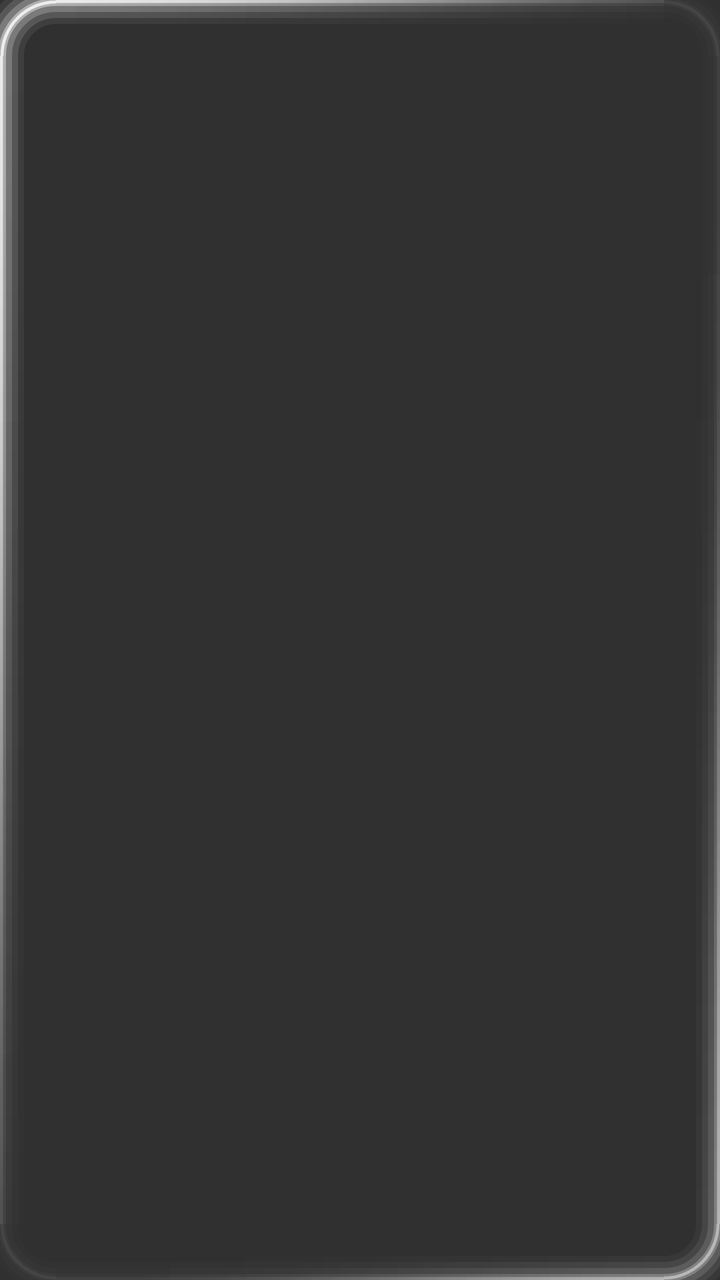
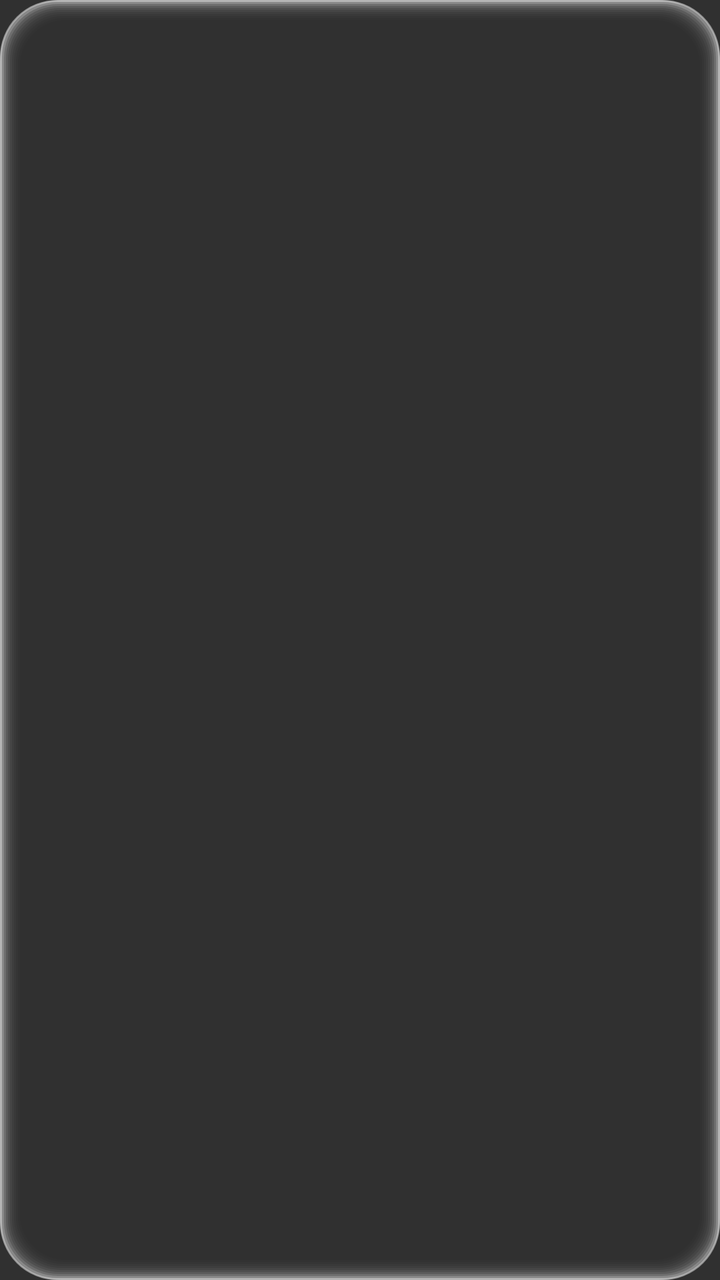

The first picture is an Android layout as it rendered before a commit; the second is the same layout after the commit. The layout source and the unified diff follow.
<!-- AndroidManifest.xml: application theme AppTheme -->
<!-- res/layout/neon_light_animation.xml -->
<ViewFlipper xmlns:android="http://schemas.android.com/apk/res/android" android:id="@+id/neon_light_flipper" android:layout_width="match_parent" android:layout_height="match_parent" android:autoStart="true" android:flipInterval="85" android:measureAllChildren="false" android:importantForAccessibility="no"><ImageView android:id="@+id/neon_light_0" android:layout_width="match_parent" android:layout_height="match_parent" android:src="@drawable/neon_light_frame_0" android:scaleType="fitXY" android:importantForAccessibility="no"/>
<ImageView android:id="@+id/neon_light_1" android:layout_width="match_parent" android:layout_height="match_parent" android:src="@drawable/neon_light_frame_1" android:scaleType="fitXY" android:importantForAccessibility="no"/>
<ImageView android:id="@+id/neon_light_2" android:layout_width="match_parent" android:layout_height="match_parent" android:src="@drawable/neon_light_frame_2" android:scaleType="fitXY" android:importantForAccessibility="no"/>
<ImageView android:id="@+id/neon_light_3" android:layout_width="match_parent" android:layout_height="match_parent" android:src="@drawable/neon_light_frame_3" android:scaleType="fitXY" android:importantForAccessibility="no"/>
<ImageView android:id="@+id/neon_light_4" android:layout_width="match_parent" android:layout_height="match_parent" android:src="@drawable/neon_light_frame_4" android:scaleType="fitXY" android:importantForAccessibility="no"/>
<ImageView android:id="@+id/neon_light_5" android:layout_width="match_parent" android:layout_height="match_parent" android:src="@drawable/neon_light_frame_5" android:scaleType="fitXY" android:importantForAccessibility="no"/>
<ImageView android:id="@+id/neon_light_6" android:layout_width="match_parent" android:layout_height="match_parent" android:src="@drawable/neon_light_frame_6" android:scaleType="fitXY" android:importantForAccessibility="no"/>
<ImageView android:id="@+id/neon_light_7" android:layout_width="match_parent" android:layout_height="match_parent" android:src="@drawable/neon_light_frame_7" android:scaleType="fitXY" android:importantForAccessibility="no"/>
<ImageView android:id="@+id/neon_light_8" android:layout_width="match_parent" android:layout_height="match_parent" android:src="@drawable/neon_light_frame_8" android:scaleType="fitXY" android:importantForAccessibility="no"/>
<ImageView android:id="@+id/neon_light_9" android:layout_width="match_parent" android:layout_height="match_parent" android:src="@drawable/neon_light_frame_9" android:scaleType="fitXY" android:importantForAccessibility="no"/>
<ImageView android:id="@+id/neon_light_10" android:layout_width="match_parent" android:layout_height="match_parent" android:src="@drawable/neon_light_frame_10" android:scaleType="fitXY" android:importantForAccessibility="no"/>
<ImageView android:id="@+id/neon_light_11" android:layout_width="match_parent" android:layout_height="match_parent" android:src="@drawable/neon_light_frame_11" android:scaleType="fitXY" android:importantForAccessibility="no"/>
<ImageView android:id="@+id/neon_light_12" android:layout_width="match_parent" android:layout_height="match_parent" android:src="@drawable/neon_light_frame_12" android:scaleType="fitXY" android:importantForAccessibility="no"/>
<ImageView android:id="@+id/neon_light_13" android:layout_width="match_parent" android:layout_height="match_parent" android:src="@drawable/neon_light_frame_13" android:scaleType="fitXY" android:importantForAccessibility="no"/>
<ImageView android:id="@+id/neon_light_14" android:layout_width="match_parent" android:layout_height="match_parent" android:src="@drawable/neon_light_frame_14" android:scaleType="fitXY" android:importantForAccessibility="no"/>
<ImageView android:id="@+id/neon_light_15" android:layout_width="match_parent" android:layout_height="match_parent" android:src="@drawable/neon_light_frame_15" android:scaleType="fitXY" android:importantForAccessibility="no"/>
<ImageView android:id="@+id/neon_light_16" android:layout_width="match_parent" android:layout_height="match_parent" android:src="@drawable/neon_light_frame_16" android:scaleType="fitXY" android:importantForAccessibility="no"/>
<ImageView android:id="@+id/neon_light_17" android:layout_width="match_parent" android:layout_height="match_parent" android:src="@drawable/neon_light_frame_17" android:scaleType="fitXY" android:importantForAccessibility="no"/>
<ImageView android:id="@+id/neon_light_18" android:layout_width="match_parent" android:layout_height="match_parent" android:src="@drawable/neon_light_frame_18" android:scaleType="fitXY" android:importantForAccessibility="no"/>
<ImageView android:id="@+id/neon_light_19" android:layout_width="match_parent" android:layout_height="match_parent" android:src="@drawable/neon_light_frame_19" android:scaleType="fitXY" android:importantForAccessibility="no"/>
<ImageView android:id="@+id/neon_light_20" android:layout_width="match_parent" android:layout_height="match_parent" android:src="@drawable/neon_light_frame_20" android:scaleType="fitXY" android:importantForAccessibility="no"/>
<ImageView android:id="@+id/neon_light_21" android:layout_width="match_parent" android:layout_height="match_parent" android:src="@drawable/neon_light_frame_21" android:scaleType="fitXY" android:importantForAccessibility="no"/>
<ImageView android:id="@+id/neon_light_22" android:layout_width="match_parent" android:layout_height="match_parent" android:src="@drawable/neon_light_frame_22" android:scaleType="fitXY" android:importantForAccessibility="no"/>
<ImageView android:id="@+id/neon_light_23" android:layout_width="match_parent" android:layout_height="match_parent" android:src="@drawable/neon_light_frame_23" android:scaleType="fitXY" android:importantForAccessibility="no"/>
<ImageView android:id="@+id/neon_light_24" android:layout_width="match_parent" android:layout_height="match_parent" android:src="@drawable/neon_light_frame_24" android:scaleType="fitXY" android:importantForAccessibility="no"/>
<ImageView android:id="@+id/neon_light_25" android:layout_width="match_parent" android:layout_height="match_parent" android:src="@drawable/neon_light_frame_25" android:scaleType="fitXY" android:importantForAccessibility="no"/>
<ImageView android:id="@+id/neon_light_26" android:layout_width="match_parent" android:layout_height="match_parent" android:src="@drawable/neon_light_frame_26" android:scaleType="fitXY" android:importantForAccessibility="no"/>
<ImageView android:id="@+id/neon_light_27" android:layout_width="match_parent" android:layout_height="match_parent" android:src="@drawable/neon_light_frame_27" android:scaleType="fitXY" android:importantForAccessibility="no"/>
<ImageView android:id="@+id/neon_light_28" android:layout_width="match_parent" android:layout_height="match_parent" android:src="@drawable/neon_light_frame_28" android:scaleType="fitXY" android:importantForAccessibility="no"/>
<ImageView android:id="@+id/neon_light_29" android:layout_width="match_parent" android:layout_height="match_parent" android:src="@drawable/neon_light_frame_29" android:scaleType="fitXY" android:importantForAccessibility="no"/>
<ImageView android:id="@+id/neon_light_30" android:layout_width="match_parent" android:layout_height="match_parent" android:src="@drawable/neon_light_frame_30" android:scaleType="fitXY" android:importantForAccessibility="no"/>
<ImageView android:id="@+id/neon_light_31" android:layout_width="match_parent" android:layout_height="match_parent" android:src="@drawable/neon_light_frame_31" android:scaleType="fitXY" android:importantForAccessibility="no"/>
<ImageView android:id="@+id/neon_light_32" android:layout_width="match_parent" android:layout_height="match_parent" android:src="@drawable/neon_light_frame_32" android:scaleType="fitXY" android:importantForAccessibility="no"/>
<ImageView android:id="@+id/neon_light_33" android:layout_width="match_parent" android:layout_height="match_parent" android:src="@drawable/neon_light_frame_33" android:scaleType="fitXY" android:importantForAccessibility="no"/>
<ImageView android:id="@+id/neon_light_34" android:layout_width="match_parent" android:layout_height="match_parent" android:src="@drawable/neon_light_frame_34" android:scaleType="fitXY" android:importantForAccessibility="no"/>
<ImageView android:id="@+id/neon_light_35" android:layout_width="match_parent" android:layout_height="match_parent" android:src="@drawable/neon_light_frame_35" android:scaleType="fitXY" android:importantForAccessibility="no"/></ViewFlipper>
<!-- resources referenced by this layout -->
<resources>
  <!-- drawable neon_light_frame_0: vector/xml drawable (drawable, 19386 chars, omitted) -->
  <!-- drawable neon_light_frame_1: vector/xml drawable (drawable, 19386 chars, omitted) -->
  <!-- drawable neon_light_frame_10: vector/xml drawable (drawable, 19386 chars, omitted) -->
  <!-- drawable neon_light_frame_11: vector/xml drawable (drawable, 19386 chars, omitted) -->
  <!-- drawable neon_light_frame_12: vector/xml drawable (drawable, 19386 chars, omitted) -->
  <!-- drawable neon_light_frame_13: vector/xml drawable (drawable, 19386 chars, omitted) -->
  <!-- drawable neon_light_frame_14: vector/xml drawable (drawable, 19386 chars, omitted) -->
  <!-- drawable neon_light_frame_15: vector/xml drawable (drawable, 19386 chars, omitted) -->
  <!-- drawable neon_light_frame_16: vector/xml drawable (drawable, 19386 chars, omitted) -->
  <!-- drawable neon_light_frame_17: vector/xml drawable (drawable, 19386 chars, omitted) -->
  <!-- drawable neon_light_frame_18: vector/xml drawable (drawable, 19386 chars, omitted) -->
  <!-- drawable neon_light_frame_19: vector/xml drawable (drawable, 19386 chars, omitted) -->
  <!-- drawable neon_light_frame_2: vector/xml drawable (drawable, 19386 chars, omitted) -->
  <!-- drawable neon_light_frame_20: vector/xml drawable (drawable, 19386 chars, omitted) -->
  <!-- drawable neon_light_frame_21: vector/xml drawable (drawable, 19386 chars, omitted) -->
  <!-- drawable neon_light_frame_22: vector/xml drawable (drawable, 19386 chars, omitted) -->
  <!-- drawable neon_light_frame_23: vector/xml drawable (drawable, 19386 chars, omitted) -->
  <!-- drawable neon_light_frame_24: vector/xml drawable (drawable, 19386 chars, omitted) -->
  <!-- drawable neon_light_frame_25: vector/xml drawable (drawable, 19386 chars, omitted) -->
  <!-- drawable neon_light_frame_26: vector/xml drawable (drawable, 19386 chars, omitted) -->
  <!-- drawable neon_light_frame_27: vector/xml drawable (drawable, 19386 chars, omitted) -->
  <!-- drawable neon_light_frame_28: vector/xml drawable (drawable, 19386 chars, omitted) -->
  <!-- drawable neon_light_frame_29: vector/xml drawable (drawable, 19386 chars, omitted) -->
  <!-- drawable neon_light_frame_3: vector/xml drawable (drawable, 19386 chars, omitted) -->
  <!-- drawable neon_light_frame_30: vector/xml drawable (drawable, 19386 chars, omitted) -->
  <!-- drawable neon_light_frame_31: vector/xml drawable (drawable, 19386 chars, omitted) -->
  <!-- drawable neon_light_frame_32: vector/xml drawable (drawable, 19386 chars, omitted) -->
  <!-- drawable neon_light_frame_33: vector/xml drawable (drawable, 19386 chars, omitted) -->
  <!-- drawable neon_light_frame_34: vector/xml drawable (drawable, 19386 chars, omitted) -->
  <!-- drawable neon_light_frame_35: vector/xml drawable (drawable, 19386 chars, omitted) -->
  <!-- drawable neon_light_frame_4: vector/xml drawable (drawable, 19386 chars, omitted) -->
  <!-- drawable neon_light_frame_5: vector/xml drawable (drawable, 19386 chars, omitted) -->
  <!-- drawable neon_light_frame_6: vector/xml drawable (drawable, 19386 chars, omitted) -->
  <!-- drawable neon_light_frame_7: vector/xml drawable (drawable, 19386 chars, omitted) -->
  <!-- drawable neon_light_frame_8: vector/xml drawable (drawable, 19386 chars, omitted) -->
  <!-- drawable neon_light_frame_9: vector/xml drawable (drawable, 19386 chars, omitted) -->
  <style name="AppTheme" parent="android:style/Theme.Material.NoActionBar">
          <item name="android:fontFamily">sans</item>
          <item name="android:colorAccent">#F6D2BD</item>
          <item name="android:statusBarColor">#161318</item>
          <item name="android:navigationBarColor">#161318</item>
          <item name="android:windowLightStatusBar">false</item>
      </style>
</resources>

<!-- the commit's change to res/layout/neon_light_animation.xml (unified diff, before → after) -->
@@ -1,4 +1,4 @@
-<ViewFlipper xmlns:android="http://schemas.android.com/apk/res/android" android:id="@+id/neon_light_flipper" android:layout_width="match_parent" android:layout_height="match_parent" android:autoStart="true" android:flipInterval="85" android:measureAllChildren="false" android:importantForAccessibility="no"><ImageView android:id="@+id/neon_light_0" android:layout_width="match_parent" android:layout_height="match_parent" android:src="@drawable/neon_light_frame_0" android:scaleType="fitXY" android:importantForAccessibility="no"/>
+<ViewFlipper xmlns:android="http://schemas.android.com/apk/res/android" android:id="@+id/neon_light_flipper" android:layout_width="match_parent" android:layout_height="match_parent" android:autoStart="true" android:flipInterval="120" android:measureAllChildren="false" android:importantForAccessibility="no"><ImageView android:id="@+id/neon_light_0" android:layout_width="match_parent" android:layout_height="match_parent" android:src="@drawable/neon_light_frame_0" android:scaleType="fitXY" android:importantForAccessibility="no"/>
 <ImageView android:id="@+id/neon_light_1" android:layout_width="match_parent" android:layout_height="match_parent" android:src="@drawable/neon_light_frame_1" android:scaleType="fitXY" android:importantForAccessibility="no"/>
 <ImageView android:id="@+id/neon_light_2" android:layout_width="match_parent" android:layout_height="match_parent" android:src="@drawable/neon_light_frame_2" android:scaleType="fitXY" android:importantForAccessibility="no"/>
 <ImageView android:id="@+id/neon_light_3" android:layout_width="match_parent" android:layout_height="match_parent" android:src="@drawable/neon_light_frame_3" android:scaleType="fitXY" android:importantForAccessibility="no"/>
@@ -15,22 +15,4 @@
 <ImageView android:id="@+id/neon_light_14" android:layout_width="match_parent" android:layout_height="match_parent" android:src="@drawable/neon_light_frame_14" android:scaleType="fitXY" android:importantForAccessibility="no"/>
 <ImageView android:id="@+id/neon_light_15" android:layout_width="match_parent" android:layout_height="match_parent" android:src="@drawable/neon_light_frame_15" android:scaleType="fitXY" android:importantForAccessibility="no"/>
 <ImageView android:id="@+id/neon_light_16" android:layout_width="match_parent" android:layout_height="match_parent" android:src="@drawable/neon_light_frame_16" android:scaleType="fitXY" android:importantForAccessibility="no"/>
-<ImageView android:id="@+id/neon_light_17" android:layout_width="match_parent" android:layout_height="match_parent" android:src="@drawable/neon_light_frame_17" android:scaleType="fitXY" android:importantForAccessibility="no"/>
-<ImageView android:id="@+id/neon_light_18" android:layout_width="match_parent" android:layout_height="match_parent" android:src="@drawable/neon_light_frame_18" android:scaleType="fitXY" android:importantForAccessibility="no"/>
-<ImageView android:id="@+id/neon_light_19" android:layout_width="match_parent" android:layout_height="match_parent" android:src="@drawable/neon_light_frame_19" android:scaleType="fitXY" android:importantForAccessibility="no"/>
-<ImageView android:id="@+id/neon_light_20" android:layout_width="match_parent" android:layout_height="match_parent" android:src="@drawable/neon_light_frame_20" android:scaleType="fitXY" android:importantForAccessibility="no"/>
-<ImageView android:id="@+id/neon_light_21" android:layout_width="match_parent" android:layout_height="match_parent" android:src="@drawable/neon_light_frame_21" android:scaleType="fitXY" android:importantForAccessibility="no"/>
-<ImageView android:id="@+id/neon_light_22" android:layout_width="match_parent" android:layout_height="match_parent" android:src="@drawable/neon_light_frame_22" android:scaleType="fitXY" android:importantForAccessibility="no"/>
-<ImageView android:id="@+id/neon_light_23" android:layout_width="match_parent" android:layout_height="match_parent" android:src="@drawable/neon_light_frame_23" android:scaleType="fitXY" android:importantForAccessibility="no"/>
-<ImageView android:id="@+id/neon_light_24" android:layout_width="match_parent" android:layout_height="match_parent" android:src="@drawable/neon_light_frame_24" android:scaleType="fitXY" android:importantForAccessibility="no"/>
-<ImageView android:id="@+id/neon_light_25" android:layout_width="match_parent" android:layout_height="match_parent" android:src="@drawable/neon_light_frame_25" android:scaleType="fitXY" android:importantForAccessibility="no"/>
-<ImageView android:id="@+id/neon_light_26" android:layout_width="match_parent" android:layout_height="match_parent" android:src="@drawable/neon_light_frame_26" android:scaleType="fitXY" android:importantForAccessibility="no"/>
-<ImageView android:id="@+id/neon_light_27" android:layout_width="match_parent" android:layout_height="match_parent" android:src="@drawable/neon_light_frame_27" android:scaleType="fitXY" android:importantForAccessibility="no"/>
-<ImageView android:id="@+id/neon_light_28" android:layout_width="match_parent" android:layout_height="match_parent" android:src="@drawable/neon_light_frame_28" android:scaleType="fitXY" android:importantForAccessibility="no"/>
-<ImageView android:id="@+id/neon_light_29" android:layout_width="match_parent" android:layout_height="match_parent" android:src="@drawable/neon_light_frame_29" android:scaleType="fitXY" android:importantForAccessibility="no"/>
-<ImageView android:id="@+id/neon_light_30" android:layout_width="match_parent" android:layout_height="match_parent" android:src="@drawable/neon_light_frame_30" android:scaleType="fitXY" android:importantForAccessibility="no"/>
-<ImageView android:id="@+id/neon_light_31" android:layout_width="match_parent" android:layout_height="match_parent" android:src="@drawable/neon_light_frame_31" android:scaleType="fitXY" android:importantForAccessibility="no"/>
-<ImageView android:id="@+id/neon_light_32" android:layout_width="match_parent" android:layout_height="match_parent" android:src="@drawable/neon_light_frame_32" android:scaleType="fitXY" android:importantForAccessibility="no"/>
-<ImageView android:id="@+id/neon_light_33" android:layout_width="match_parent" android:layout_height="match_parent" android:src="@drawable/neon_light_frame_33" android:scaleType="fitXY" android:importantForAccessibility="no"/>
-<ImageView android:id="@+id/neon_light_34" android:layout_width="match_parent" android:layout_height="match_parent" android:src="@drawable/neon_light_frame_34" android:scaleType="fitXY" android:importantForAccessibility="no"/>
-<ImageView android:id="@+id/neon_light_35" android:layout_width="match_parent" android:layout_height="match_parent" android:src="@drawable/neon_light_frame_35" android:scaleType="fitXY" android:importantForAccessibility="no"/></ViewFlipper>
+<ImageView android:id="@+id/neon_light_17" android:layout_width="match_parent" android:layout_height="match_parent" android:src="@drawable/neon_light_frame_17" android:scaleType="fitXY" android:importantForAccessibility="no"/></ViewFlipper>
<!-- resource entries referenced after the edit -->
@@ -1,41 +1,23 @@
 <!-- resources referenced by this layout -->
 <resources>
-  <!-- drawable neon_light_frame_0: vector/xml drawable (drawable, 19386 chars, omitted) -->
-  <!-- drawable neon_light_frame_1: vector/xml drawable (drawable, 19386 chars, omitted) -->
-  <!-- drawable neon_light_frame_10: vector/xml drawable (drawable, 19386 chars, omitted) -->
-  <!-- drawable neon_light_frame_11: vector/xml drawable (drawable, 19386 chars, omitted) -->
-  <!-- drawable neon_light_frame_12: vector/xml drawable (drawable, 19386 chars, omitted) -->
-  <!-- drawable neon_light_frame_13: vector/xml drawable (drawable, 19386 chars, omitted) -->
-  <!-- drawable neon_light_frame_14: vector/xml drawable (drawable, 19386 chars, omitted) -->
-  <!-- drawable neon_light_frame_15: vector/xml drawable (drawable, 19386 chars, omitted) -->
-  <!-- drawable neon_light_frame_16: vector/xml drawable (drawable, 19386 chars, omitted) -->
-  <!-- drawable neon_light_frame_17: vector/xml drawable (drawable, 19386 chars, omitted) -->
-  <!-- drawable neon_light_frame_18: vector/xml drawable (drawable, 19386 chars, omitted) -->
-  <!-- drawable neon_light_frame_19: vector/xml drawable (drawable, 19386 chars, omitted) -->
-  <!-- drawable neon_light_frame_2: vector/xml drawable (drawable, 19386 chars, omitted) -->
-  <!-- drawable neon_light_frame_20: vector/xml drawable (drawable, 19386 chars, omitted) -->
-  <!-- drawable neon_light_frame_21: vector/xml drawable (drawable, 19386 chars, omitted) -->
-  <!-- drawable neon_light_frame_22: vector/xml drawable (drawable, 19386 chars, omitted) -->
-  <!-- drawable neon_light_frame_23: vector/xml drawable (drawable, 19386 chars, omitted) -->
-  <!-- drawable neon_light_frame_24: vector/xml drawable (drawable, 19386 chars, omitted) -->
-  <!-- drawable neon_light_frame_25: vector/xml drawable (drawable, 19386 chars, omitted) -->
-  <!-- drawable neon_light_frame_26: vector/xml drawable (drawable, 19386 chars, omitted) -->
-  <!-- drawable neon_light_frame_27: vector/xml drawable (drawable, 19386 chars, omitted) -->
-  <!-- drawable neon_light_frame_28: vector/xml drawable (drawable, 19386 chars, omitted) -->
-  <!-- drawable neon_light_frame_29: vector/xml drawable (drawable, 19386 chars, omitted) -->
-  <!-- drawable neon_light_frame_3: vector/xml drawable (drawable, 19386 chars, omitted) -->
-  <!-- drawable neon_light_frame_30: vector/xml drawable (drawable, 19386 chars, omitted) -->
-  <!-- drawable neon_light_frame_31: vector/xml drawable (drawable, 19386 chars, omitted) -->
-  <!-- drawable neon_light_frame_32: vector/xml drawable (drawable, 19386 chars, omitted) -->
-  <!-- drawable neon_light_frame_33: vector/xml drawable (drawable, 19386 chars, omitted) -->
-  <!-- drawable neon_light_frame_34: vector/xml drawable (drawable, 19386 chars, omitted) -->
-  <!-- drawable neon_light_frame_35: vector/xml drawable (drawable, 19386 chars, omitted) -->
-  <!-- drawable neon_light_frame_4: vector/xml drawable (drawable, 19386 chars, omitted) -->
-  <!-- drawable neon_light_frame_5: vector/xml drawable (drawable, 19386 chars, omitted) -->
-  <!-- drawable neon_light_frame_6: vector/xml drawable (drawable, 19386 chars, omitted) -->
-  <!-- drawable neon_light_frame_7: vector/xml drawable (drawable, 19386 chars, omitted) -->
-  <!-- drawable neon_light_frame_8: vector/xml drawable (drawable, 19386 chars, omitted) -->
-  <!-- drawable neon_light_frame_9: vector/xml drawable (drawable, 19386 chars, omitted) -->
+  <!-- drawable neon_light_frame_0: vector/xml drawable (drawable, 2073 chars, omitted) -->
+  <!-- drawable neon_light_frame_1: vector/xml drawable (drawable, 2073 chars, omitted) -->
+  <!-- drawable neon_light_frame_10: vector/xml drawable (drawable, 2073 chars, omitted) -->
+  <!-- drawable neon_light_frame_11: vector/xml drawable (drawable, 2073 chars, omitted) -->
+  <!-- drawable neon_light_frame_12: vector/xml drawable (drawable, 2073 chars, omitted) -->
+  <!-- drawable neon_light_frame_13: vector/xml drawable (drawable, 2073 chars, omitted) -->
+  <!-- drawable neon_light_frame_14: vector/xml drawable (drawable, 2073 chars, omitted) -->
+  <!-- drawable neon_light_frame_15: vector/xml drawable (drawable, 2073 chars, omitted) -->
+  <!-- drawable neon_light_frame_16: vector/xml drawable (drawable, 2073 chars, omitted) -->
+  <!-- drawable neon_light_frame_17: vector/xml drawable (drawable, 2073 chars, omitted) -->
+  <!-- drawable neon_light_frame_2: vector/xml drawable (drawable, 2073 chars, omitted) -->
+  <!-- drawable neon_light_frame_3: vector/xml drawable (drawable, 2073 chars, omitted) -->
+  <!-- drawable neon_light_frame_4: vector/xml drawable (drawable, 2073 chars, omitted) -->
+  <!-- drawable neon_light_frame_5: vector/xml drawable (drawable, 2073 chars, omitted) -->
+  <!-- drawable neon_light_frame_6: vector/xml drawable (drawable, 2073 chars, omitted) -->
+  <!-- drawable neon_light_frame_7: vector/xml drawable (drawable, 2073 chars, omitted) -->
+  <!-- drawable neon_light_frame_8: vector/xml drawable (drawable, 2073 chars, omitted) -->
+  <!-- drawable neon_light_frame_9: vector/xml drawable (drawable, 2073 chars, omitted) -->
   <style name="AppTheme" parent="android:style/Theme.Material.NoActionBar">
           <item name="android:fontFamily">sans</item>
           <item name="android:colorAccent">#F6D2BD</item>
